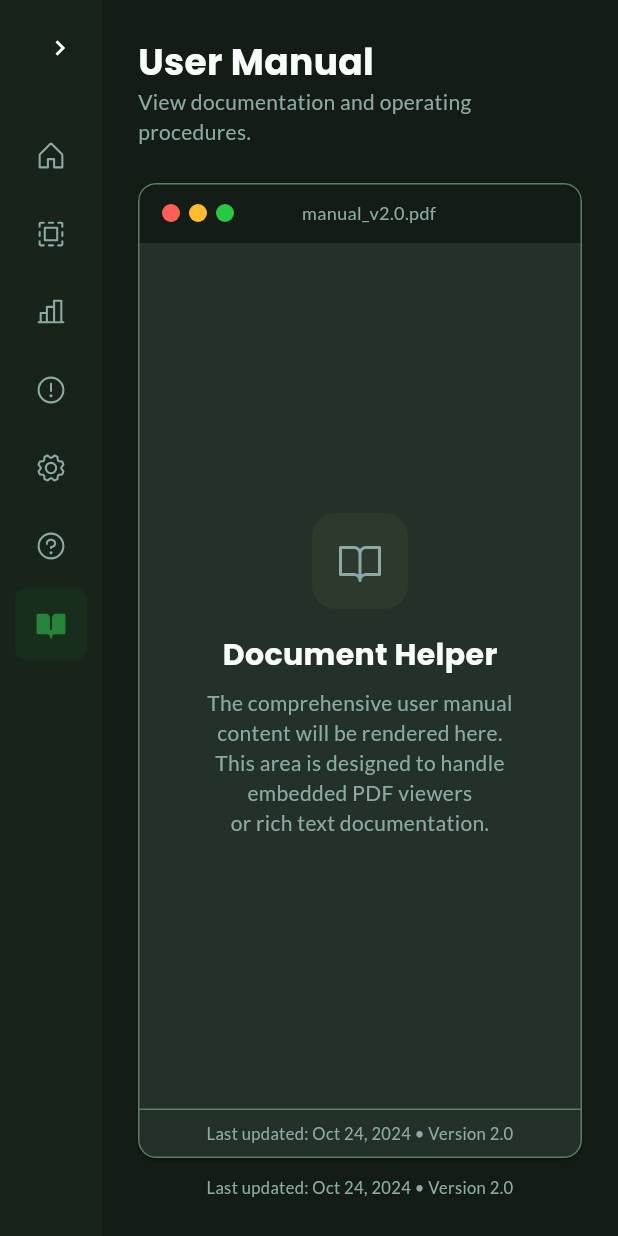
After one commit to mcy-e/TAZROUT-Dashboard, a Flutter app: the UserManualScreen screen opened by its route, after a tap on the "chevron left" icon, on a phone screen of 412 x 824 dp. The commit adds this screen. Run offline on Flutter 3.47's test engine with Material 3 defaults, Android fonts, the phone set to English and light mode, and no system bars; our stand-ins replace fl_chart, flutter_riverpod, flutter_svg, go_router, google_fonts, phosphor_flutter.

Commit message:
[ADDED] : user manual screen, document viewer, mac window.

```diff
--- a/frontend/lib/screens/manual/user_manual_screen.dart
+++ b/frontend/lib/screens/manual/user_manual_screen.dart
@@ -1,19 +1,73 @@
+//? User manual screen — displays embedded documentation viewer.
+//? All manual content is frontend-managed in docs/user-manuals/.
+//? No MQTT or backend calls required for this screen.
+
 //& Imports
 import 'package:flutter/material.dart';
+import '../../../core/theme/app_colors.dart';
+import '../../../core/theme/app_typography.dart';
+import '../../../core/utils/app_logger.dart';
+import 'widgets/document_viewer_card.dart';
 
-//? Stub for UserManualScreen. Full implementation added in next session.
-//& UserManualScreen Class
-class UserManualScreen extends StatelessWidget {
-  //* Const constructor for UserManualScreen
+//& UserManualScreen Widget
+class UserManualScreen extends StatefulWidget {
+  //* StatelessWidget — displays the user manual documentation
   const UserManualScreen({super.key});
 
   @override
+  State<UserManualScreen> createState() => _UserManualScreenState();
+}
+
+class _UserManualScreenState extends State<UserManualScreen> {
+  @override
+  void initState() {
+    super.initState();
+    //* Log screen activation
+    AppLogger.info('MANUAL', 'User Manual screen loaded');
+  }
+
+  @override
   Widget build(BuildContext context) {
-    //* Returns a centered text with headlineMedium style
-    return Center(
-      child: Text(
-        'User Manual',
-        style: Theme.of(context).textTheme.headlineMedium,
+    final isDark = Theme.of(context).brightness == Brightness.dark;
+
+    return Scaffold(
+      backgroundColor: Colors.transparent,
+      body: Padding(
+        padding: const EdgeInsets.all(24),
+        child: Column(
+          crossAxisAlignment: CrossAxisAlignment.start,
+          children: [
+            //* Page header
+            Text(
+              'User Manual',
+              style: AppTypography.headingM.copyWith(
+                color: isDark ? AppColors.darkPrimaryText : AppColors.lightPrimaryText,
+              ),
+            ),
+            Text(
+              'View documentation and operating procedures.',
+              style: AppTypography.bodySRegular.copyWith(
+                color: isDark ? AppColors.darkMutedText : AppColors.lightMutedText,
+              ),
+            ),
+            const SizedBox(height: 24),
+            //* Main document viewer
+            const Expanded(
+              child: DocumentViewerCard(),
+            ),
+            const SizedBox(height: 12),
+            //* External footer
+            Center(
+              child: Text(
+                'Last updated: Oct 24, 2024 • Version 2.0',
+                style: AppTypography.labelXSRegular.copyWith(
+                  color: isDark ? AppColors.darkMutedText : AppColors.lightMutedText,
+                ),
+                textAlign: TextAlign.center,
+              ),
+            ),
+          ],
+        ),
       ),
     );
   }
--- /dev/null
+++ b/frontend/lib/screens/manual/widgets/document_viewer_card.dart
@@ -0,0 +1,104 @@
+//? Document viewer card with macOS window chrome at top.
+//? Shows placeholder state when no document is loaded.
+//? Placeholder: book icon + title + description centered.
+//? Footer inside card: last updated + version metadata.
+// TODO :: Wire to local assets — load PDF from docs/user-manuals/
+// TODO :: Replace placeholder with flutter_pdfview when PDF is ready
+
+//& Imports
+import 'package:flutter/material.dart';
+import 'package:phosphor_flutter/phosphor_flutter.dart';
+import '../../../../core/theme/app_colors.dart';
+import '../../../../core/theme/app_typography.dart';
+import 'mac_window_chrome.dart';
+
+//& DocumentViewerCard Widget
+class DocumentViewerCard extends StatelessWidget {
+  //* Card borderRadius 12px, no padding on outer card
+  const DocumentViewerCard({super.key});
+
+  @override
+  Widget build(BuildContext context) {
+    final isDark = Theme.of(context).brightness == Brightness.dark;
+
+    return Card(
+      margin: EdgeInsets.zero,
+      color: isDark ? AppColors.darkPanelCard : AppColors.lightSurfaceCard,
+      shape: RoundedRectangleBorder(
+        borderRadius: BorderRadius.circular(12),
+        side: BorderSide(
+          color: isDark ? AppColors.darkStrokeDivider : AppColors.lightStrokeDivider,
+        ),
+      ),
+      clipBehavior: Clip.antiAlias,
+      child: Column(
+        children: [
+          //* macOS-style window chrome
+          const MacWindowChrome(fileName: 'manual_v2.0.pdf'),
+          Expanded(
+            child: Center(
+              child: Column(
+                mainAxisAlignment: MainAxisAlignment.center,
+                children: [
+                  //* Icon placeholder for empty state
+                  Container(
+                    width: 64,
+                    height: 64,
+                    decoration: BoxDecoration(
+                      //* bg: AppColors.darkElevatedCard (dark) / AppColors.lightElevatedCard (light)
+                      color: isDark ? AppColors.darkElevatedCard : AppColors.lightElevatedCard,
+                      borderRadius: BorderRadius.circular(16),
+                    ),
+                    child: Icon(
+                      PhosphorIcons.bookOpen(),
+                      size: 32,
+                      color: AppColors.darkMutedText,
+                    ),
+                  ),
+                  const SizedBox(height: 16),
+                  //* Title
+                  Text(
+                    'Document Helper',
+                    style: AppTypography.headingS.copyWith(
+                      color: isDark ? AppColors.darkPrimaryText : AppColors.lightPrimaryText,
+                    ),
+                  ),
+                  const SizedBox(height: 8),
+                  //* Description
+                  Padding(
+                    padding: const EdgeInsets.symmetric(horizontal: 32),
+                    child: Text(
+                      'The comprehensive user manual content will be rendered here.\n'
+                      'This area is designed to handle embedded PDF viewers\n'
+                      'or rich text documentation.',
+                      textAlign: TextAlign.center,
+                      style: AppTypography.bodySRegular.copyWith(
+                        color: isDark ? AppColors.darkMutedText : AppColors.lightMutedText,
+                      ),
+                    ),
+                  ),
+                  // TODO :: Replace with PDF viewer widget
+                ],
+              ),
+            ),
+          ),
+          //* Internal card footer
+          Divider(
+            color: isDark ? AppColors.darkStrokeDivider : AppColors.lightStrokeDivider,
+            height: 1,
+          ),
+          Padding(
+            padding: const EdgeInsets.symmetric(horizontal: 16, vertical: 8),
+            child: Text(
+              'Last updated: Oct 24, 2024 • Version 2.0',
+              style: AppTypography.labelXSRegular.copyWith(
+                color: isDark ? AppColors.darkMutedText : AppColors.lightMutedText,
+              ),
+              textAlign: TextAlign.center,
+            ),
+          ),
+        ],
+      ),
+    );
+  }
+}
--- /dev/null
+++ b/frontend/lib/screens/manual/widgets/mac_window_chrome.dart
@@ -0,0 +1,88 @@
+//? macOS-style window title bar decoration.
+//? Three traffic-light dots (red/amber/green)  visual only, no actions.
+//? Filename tab centered in the bar.
+
+//& Imports
+import 'package:flutter/material.dart';
+import '../../../../core/theme/app_colors.dart';
+import '../../../../core/theme/app_typography.dart';
+
+//& MacWindowChrome Widget
+class MacWindowChrome extends StatelessWidget {
+  final String fileName;
+
+  //* Provides macOS style chrome for document containers
+  const MacWindowChrome({
+    super.key,
+    required this.fileName,
+  });
+
+  @override
+  Widget build(BuildContext context) {
+    final isDark = Theme.of(context).brightness == Brightness.dark;
+
+    //* Container full width height 40px
+    return Container(
+      width: double.infinity,
+      height: 40,
+      decoration: BoxDecoration(
+        //* bg: AppColors.darkBase (dark) / AppColors.lightElevatedCard (light)
+        color: isDark ? AppColors.darkBase : AppColors.lightElevatedCard,
+        //* borderRadius top-only: 12px
+        borderRadius: const BorderRadius.only(
+          topLeft: Radius.circular(12),
+          topRight: Radius.circular(12),
+        ),
+      ),
+      child: Row(
+        children: [
+          const SizedBox(width: 16),
+          //* Traffic light dots
+          Row(
+            children: const [
+              _Dot(color: Color(0xFFFF5F57)), // red
+              SizedBox(width: 6),
+              _Dot(color: Color(0xFFFFBD2E)), // amber
+              SizedBox(width: 6),
+              _Dot(color: Color(0xFF28C840)), // green
+            ],
+          ),
+          //* Filename tab centered in the bar
+          Expanded(
+            child: Center(
+              child: Text(
+                fileName,
+                style: AppTypography.captionMedium.copyWith(
+                  color: isDark ? AppColors.darkMutedText : AppColors.lightMutedText,
+                ),
+              ),
+            ),
+          ),
+          //* Balancing spacer for the leading dots
+          const SizedBox(width: 52),
+        ],
+      ),
+    );
+  }
+}
+
+//& _Dot Widget
+class _Dot extends StatelessWidget {
+  final Color color;
+
+  //* Circular traffic light indicator
+  const _Dot({required this.color});
+
+  @override
+  Widget build(BuildContext context) {
+    //* Container 12x12 circle with given color
+    return Container(
+      width: 12,
+      height: 12,
+      decoration: BoxDecoration(
+        color: color,
+        shape: BoxShape.circle,
+      ),
+    );
+  }
+}
```
